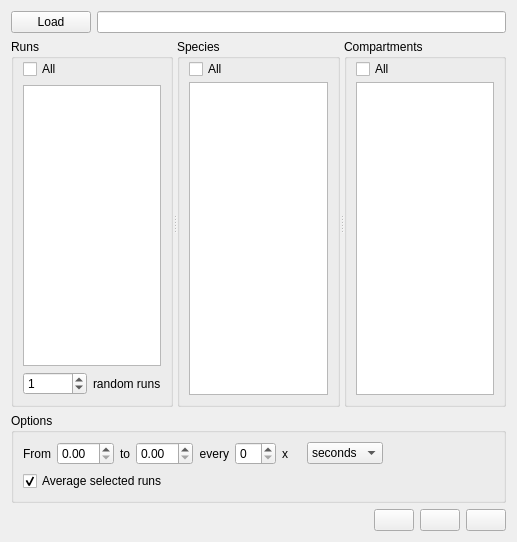
This is infobiotics/dashboard/plugins/simulator_results/simulation_results_dialog.ui in jvb/infobiotics-dashboard as Qt 5 draws it before an edit. The edited form follows.
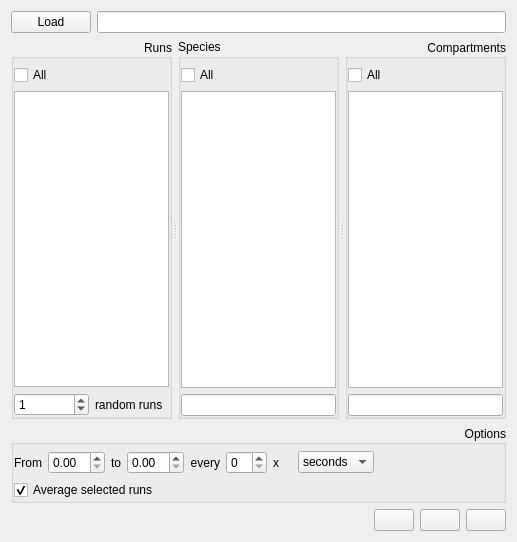
This is the edited form. Icons and pictures are not drawn. Custom widgets are drawn as their Qt base class.

Commit message: Added compartment and species filtering - Select All works as desired by default too!

Patch:
```diff
--- a/infobiotics/dashboard/plugins/simulator_results/simulation_results_dialog.ui
+++ b/infobiotics/dashboard/plugins/simulator_results/simulation_results_dialog.ui
@@ -46,12 +46,33 @@
      <property name="orientation">
       <enum>Qt::Horizontal</enum>
      </property>
+     <property name="opaqueResize">
+      <bool>true</bool>
+     </property>
+     <property name="handleWidth">
+      <number>6</number>
+     </property>
+     <property name="childrenCollapsible">
+      <bool>false</bool>
+     </property>
      <widget class="QGroupBox" name="runsGroupBox">
       <property name="title">
        <string>Runs</string>
       </property>
+      <property name="alignment">
+       <set>Qt::AlignRight|Qt::AlignTrailing|Qt::AlignVCenter</set>
+      </property>
       <layout class="QVBoxLayout" name="verticalLayout_3">
+       <property name="leftMargin">
+        <number>0</number>
+       </property>
        <property name="topMargin">
+        <number>6</number>
+       </property>
+       <property name="rightMargin">
+        <number>0</number>
+       </property>
+       <property name="bottomMargin">
         <number>0</number>
        </property>
        <item>
@@ -121,9 +142,18 @@
       </property>
       <layout class="QVBoxLayout" name="verticalLayout">
        <property name="spacing">
-        <number>3</number>
+        <number>6</number>
+       </property>
+       <property name="leftMargin">
+        <number>0</number>
        </property>
        <property name="topMargin">
+        <number>6</number>
+       </property>
+       <property name="rightMargin">
+        <number>0</number>
+       </property>
+       <property name="bottomMargin">
         <number>0</number>
        </property>
        <item>
@@ -149,20 +179,45 @@
          </property>
         </widget>
        </item>
+       <item>
+        <widget class="QLineEdit" name="speciesListWidget_filter">
+         <property name="toolTip">
+          <string>Filter Species</string>
+         </property>
+        </widget>
+       </item>
       </layout>
      </widget>
      <widget class="QGroupBox" name="compartmentsGroupBox">
       <property name="title">
        <string>Compartments</string>
       </property>
-      <layout class="QVBoxLayout" name="verticalLayout_2">
-       <property name="spacing">
-        <number>3</number>
+      <property name="alignment">
+       <set>Qt::AlignRight|Qt::AlignTrailing|Qt::AlignVCenter</set>
+      </property>
+      <property name="flat">
+       <bool>false</bool>
+      </property>
+      <layout class="QGridLayout" name="gridLayout">
+       <property name="leftMargin">
+        <number>0</number>
        </property>
        <property name="topMargin">
+        <number>6</number>
+       </property>
+       <property name="rightMargin">
         <number>0</number>
        </property>
-       <item>
+       <property name="bottomMargin">
+        <number>0</number>
+       </property>
+       <property name="horizontalSpacing">
+        <number>0</number>
+       </property>
+       <property name="verticalSpacing">
+        <number>6</number>
+       </property>
+       <item row="0" column="0">
         <widget class="QCheckBox" name="selectAllCompartmentsCheckBox">
          <property name="enabled">
           <bool>true</bool>
@@ -175,7 +230,7 @@
          </property>
         </widget>
        </item>
-       <item>
+       <item row="2" column="0" colspan="2">
         <widget class="QListWidget" name="compartmentsListWidget">
          <property name="enabled">
           <bool>true</bool>
@@ -188,6 +243,29 @@
          </property>
         </widget>
        </item>
+       <item row="3" column="0" colspan="2">
+        <widget class="QLineEdit" name="compartmentsListWidget_filter">
+         <property name="toolTip">
+          <string>Filter Compartments</string>
+         </property>
+        </widget>
+       </item>
+       <item row="0" column="1">
+        <widget class="QLabel" name="no_compartments_selected">
+         <property name="toolTip">
+          <string>compartments selected / total</string>
+         </property>
+         <property name="text">
+          <string/>
+         </property>
+         <property name="scaledContents">
+          <bool>false</bool>
+         </property>
+         <property name="alignment">
+          <set>Qt::AlignRight|Qt::AlignTrailing|Qt::AlignVCenter</set>
+         </property>
+        </widget>
+       </item>
       </layout>
      </widget>
     </widget>
@@ -197,7 +275,22 @@
      <property name="title">
       <string>Options</string>
      </property>
+     <property name="alignment">
+      <set>Qt::AlignRight|Qt::AlignTrailing|Qt::AlignVCenter</set>
+     </property>
      <layout class="QVBoxLayout" name="verticalLayout_4">
+      <property name="leftMargin">
+       <number>0</number>
+      </property>
+      <property name="topMargin">
+       <number>6</number>
+      </property>
+      <property name="rightMargin">
+       <number>0</number>
+      </property>
+      <property name="bottomMargin">
+       <number>0</number>
+      </property>
       <item>
        <layout class="QHBoxLayout" name="timeLayout">
         <item>
```
Left out of the diff: 6 changed lines with no effect on the pictures. The commit also changes 3 other files.
